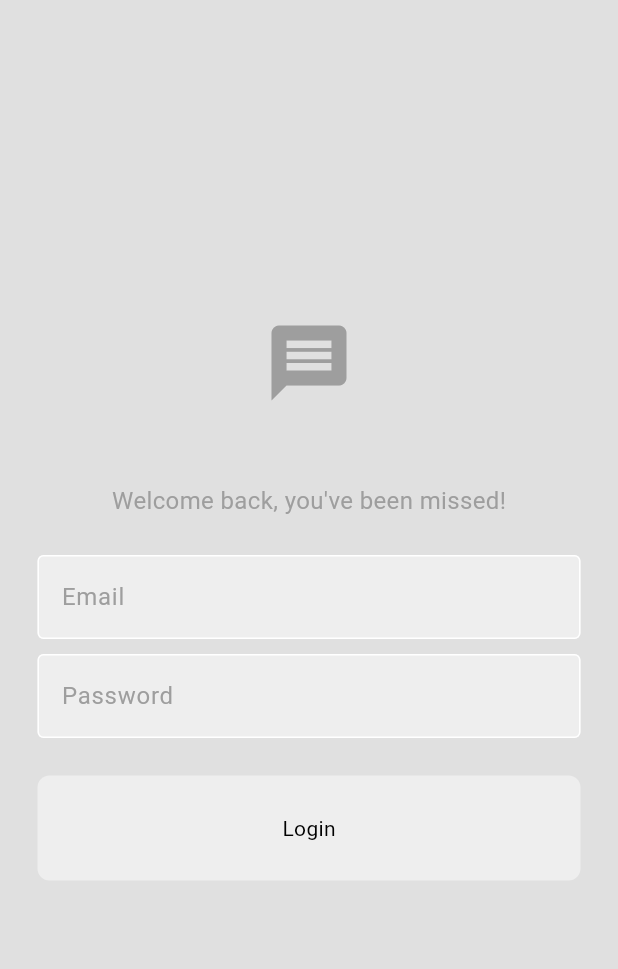
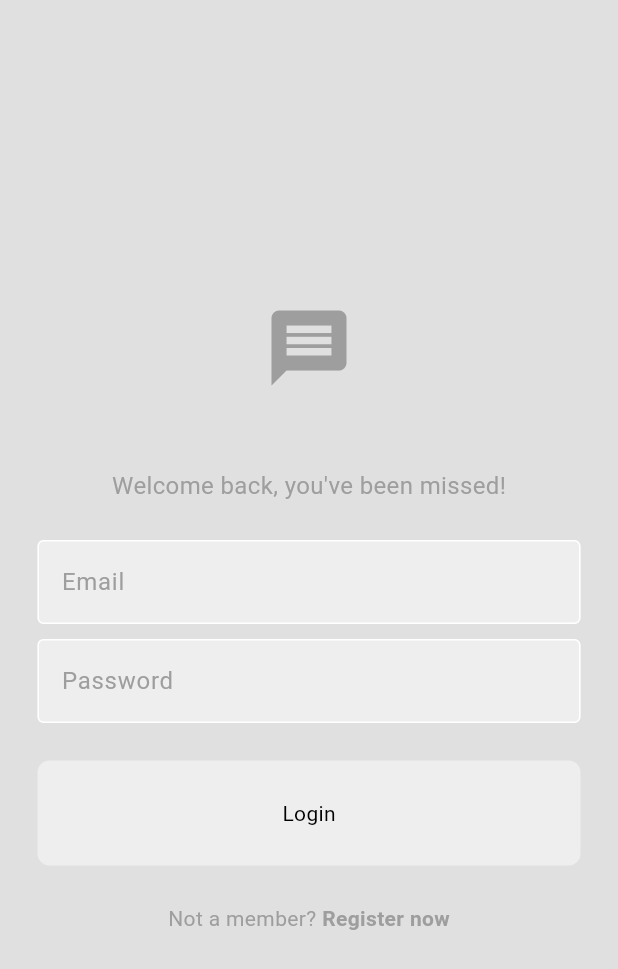
Before and after one commit to faldi17/chatapp-flutter, a Flutter app: the screen it shows after launch, on a phone screen of 412 x 824 dp. Shown: the top 969 px of the screen. Run offline on Flutter 3.47's test engine with Material 3 defaults, Android fonts, the phone set to English and light mode, and no system bars.

Commit message:
register anchor

```diff
--- a/lib/pages/login_page.dart
+++ b/lib/pages/login_page.dart
@@ -66,6 +66,24 @@ class LoginPage extends StatelessWidget {
             const SizedBox(height: 25),
 
             // register now
+            Row(
+              mainAxisAlignment: MainAxisAlignment.center,
+              children: [
+                Text(
+                  "Not a member? ",
+                  style: TextStyle(
+                    color: Theme.of(context).colorScheme.primary,
+                  ),
+                ),
+                Text(
+                  "Register now",
+                  style: TextStyle(
+                    fontWeight: FontWeight.bold,
+                    color: Theme.of(context).colorScheme.primary,
+                  ),
+                ),
+              ],
+            ),
           ],
         ),
       ),
```
